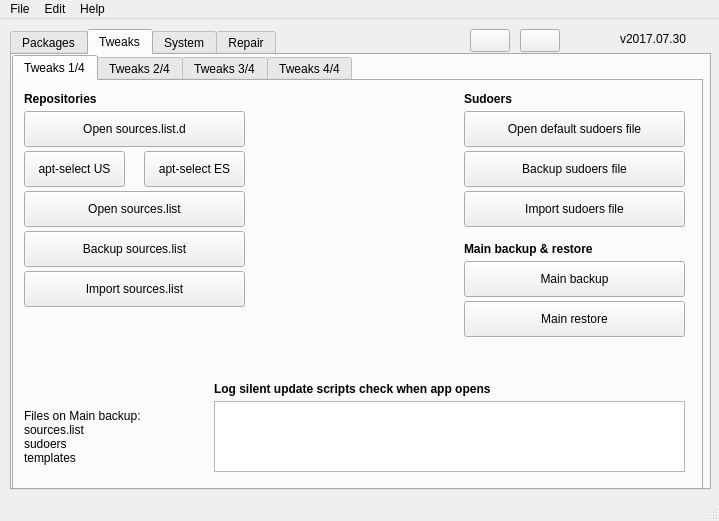
Above: mainwindow.ui from adgellida/ubunsys before the change. Below: the same form after it.
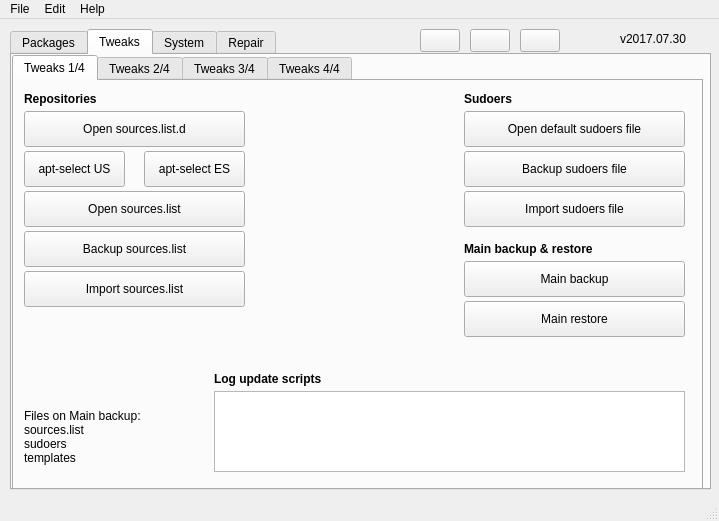
That is the form after the change. The open tabs and pages were chosen to show the change. Icons and pictures are not drawn.

The edit to the form file:
```diff
--- a/mainwindow.ui
+++ b/mainwindow.ui
@@ -520,9 +520,9 @@
         <property name="geometry">
          <rect>
           <x>200</x>
-          <y>320</y>
+          <y>310</y>
           <width>471</width>
-          <height>71</height>
+          <height>81</height>
          </rect>
         </property>
        </widget>
@@ -530,7 +530,7 @@
         <property name="geometry">
          <rect>
           <x>200</x>
-          <y>300</y>
+          <y>290</y>
           <width>471</width>
           <height>16</height>
          </rect>
@@ -542,7 +542,7 @@
          </font>
         </property>
         <property name="text">
-         <string>Log silent update scripts check when app opens</string>
+         <string>Log update scripts</string>
         </property>
        </widget>
       </widget>
@@ -3160,6 +3160,26 @@
       <normaloff>:/images/upgrade.png</normaloff>:/images/upgrade.png</iconset>
     </property>
    </widget>
+   <widget class="QPushButton" name="seeReleasesButton">
+    <property name="geometry">
+     <rect>
+      <x>420</x>
+      <y>10</y>
+      <width>40</width>
+      <height>23</height>
+     </rect>
+    </property>
+    <property name="toolTip">
+     <string>&lt;html&gt;&lt;head/&gt;&lt;body&gt;&lt;p&gt;Update program&lt;/p&gt;&lt;/body&gt;&lt;/html&gt;</string>
+    </property>
+    <property name="text">
+     <string/>
+    </property>
+    <property name="icon">
+     <iconset resource="ubunsys.qrc">
+      <normaloff>:/images/orange-up-24.png</normaloff>:/images/orange-up-24.png</iconset>
+    </property>
+   </widget>
   </widget>
   <widget class="QMenuBar" name="menuBar">
    <property name="geometry">
```
Left out of the diff: 4 changed lines with no effect on the pictures.
